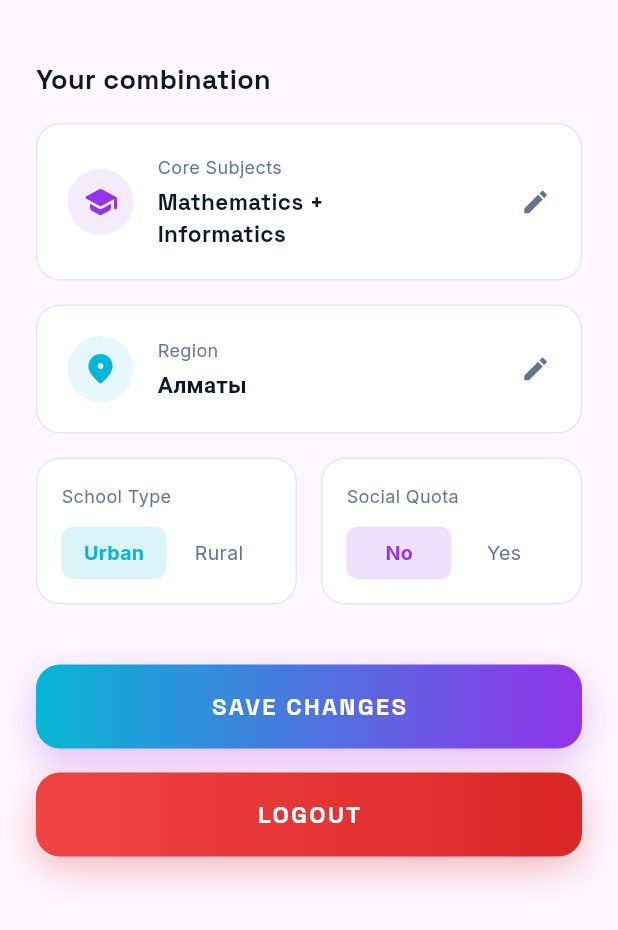
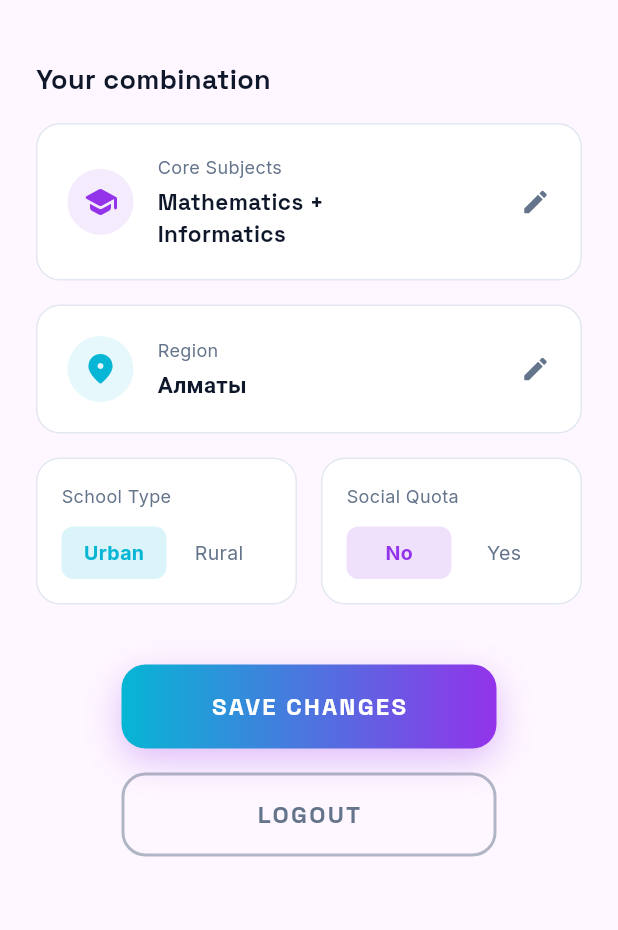
Before and after one commit to AkioGray/entity_app, a Flutter app: the ProfileScreen widget shown alone on an empty page, opened directly, on a phone screen of 412 x 824 dp, the part 306-1236 px from its top. Run offline on Flutter 3.47's test engine with Material 3 defaults, Android fonts, the phone set to English and light mode, and no system bars; our stand-ins replace google_fonts.

Commit message:
Sprint 6: UI & Navigation Hotfixes

```diff
--- a/lib/screens/profile_screen.dart
+++ b/lib/screens/profile_screen.dart
@@ -146,17 +146,24 @@ class _ProfileScreenState extends State<ProfileScreen> {
 
         _isSaving
           ? const CircularProgressIndicator()
-          : AnimatedEntityButton(
-              text: l10n.save_changes,
-              colors: [primaryCyan, primaryPurple],
-              onPressed: _saveData,
+          : SizedBox(
+              width: 250,
+              child: AnimatedEntityButton(
+                text: l10n.save_changes,
+                colors: [primaryCyan, primaryPurple],
+                onPressed: _saveData,
+              ),
             ),
         const SizedBox(height: 16),
 
-        AnimatedEntityButton(
-          text: l10n.logout,
-          colors: const [Color(0xFFEF4444), Color(0xFFDC2626)],
-          onPressed: () => Navigator.pushAndRemoveUntil(context, EntityPageRoute(page: const WelcomeScreen()), (r) => false),
+        SizedBox(
+          width: 250,
+          child: AnimatedEntityButton(
+            text: l10n.logout,
+            colors: [textSecondary, textSecondary],
+            isOutlined: true,
+            onPressed: () => Navigator.pushAndRemoveUntil(context, EntityPageRoute(page: const WelcomeScreen()), (r) => false),
+          ),
         ),
       ],
     );
@@ -222,8 +229,8 @@ class _ProfileScreenState extends State<ProfileScreen> {
             const SizedBox(height: 12),
             Row(
               children: [
-                Expanded(child: Container(alignment: Alignment.center, padding: const EdgeInsets.symmetric(vertical: 8), decoration: BoxDecoration(color: isVal1 ? activeColor.withValues(alpha: 0.15) : Colors.transparent, borderRadius: BorderRadius.circular(8)), child: Text(val1, style: GoogleFonts.inter(color: isVal1 ? activeColor : textSecondary, fontWeight: isVal1 ? FontWeight.bold : FontWeight.normal, fontSize: 13)))),
-                Expanded(child: Container(alignment: Alignment.center, padding: const EdgeInsets.symmetric(vertical: 8), decoration: BoxDecoration(color: !isVal1 ? activeColor.withValues(alpha: 0.15) : Colors.transparent, borderRadius: BorderRadius.circular(8)), child: Text(val2, style: GoogleFonts.inter(color: !isVal1 ? activeColor : textSecondary, fontWeight: !isVal1 ? FontWeight.bold : FontWeight.normal, fontSize: 13)))),
+                Expanded(child: Container(alignment: Alignment.center, padding: const EdgeInsets.symmetric(vertical: 8), decoration: BoxDecoration(color: isVal1 ? activeColor.withValues(alpha: 0.15) : Colors.transparent, borderRadius: BorderRadius.circular(8)), child: FittedBox(fit: BoxFit.scaleDown, child: Text(val1, style: GoogleFonts.inter(color: isVal1 ? activeColor : textSecondary, fontWeight: isVal1 ? FontWeight.bold : FontWeight.normal, fontSize: 13))))),
+                Expanded(child: Container(alignment: Alignment.center, padding: const EdgeInsets.symmetric(vertical: 8), decoration: BoxDecoration(color: !isVal1 ? activeColor.withValues(alpha: 0.15) : Colors.transparent, borderRadius: BorderRadius.circular(8)), child: FittedBox(fit: BoxFit.scaleDown, child: Text(val2, style: GoogleFonts.inter(color: !isVal1 ? activeColor : textSecondary, fontWeight: !isVal1 ? FontWeight.bold : FontWeight.normal, fontSize: 13))))),
               ],
             )
           ],
```
Also changed, not shown: lib/screens/login_screen.dart (+3 -7 lines), lib/screens/register_screen.dart (+14 -71 lines), lib/screens/welcome_screen.dart (+4 -6 lines).
